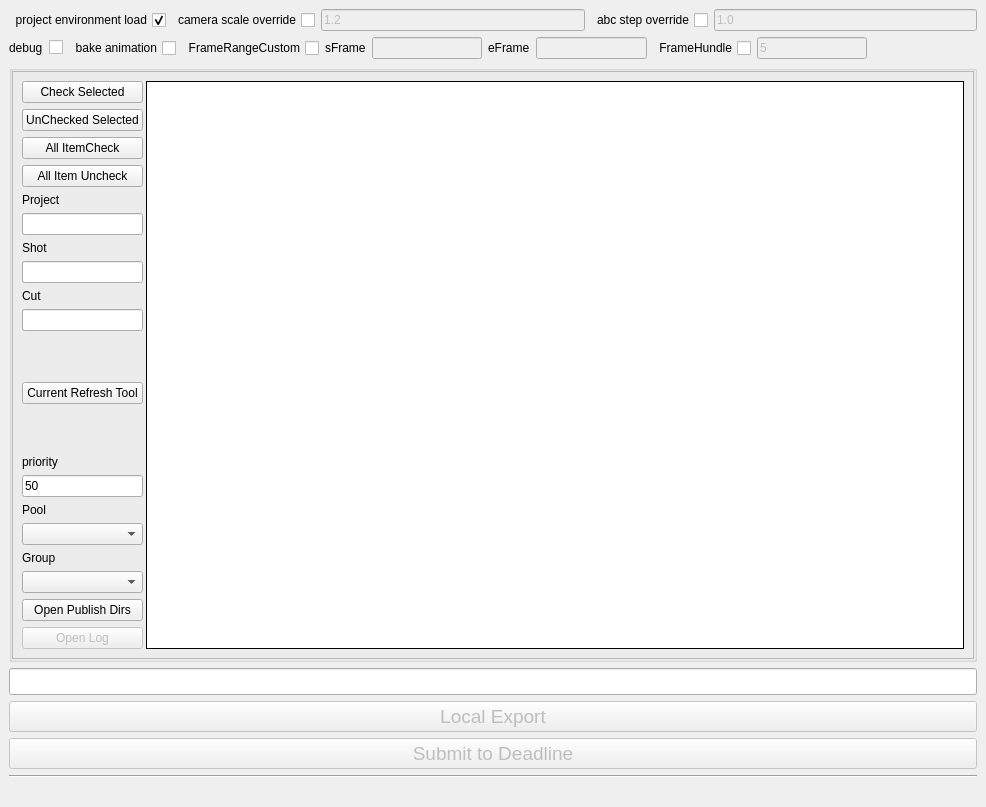
Above: pycode/Exp_gui.ui from n-designdev/ND_AssetExporter before the change. Below: the same form after it.
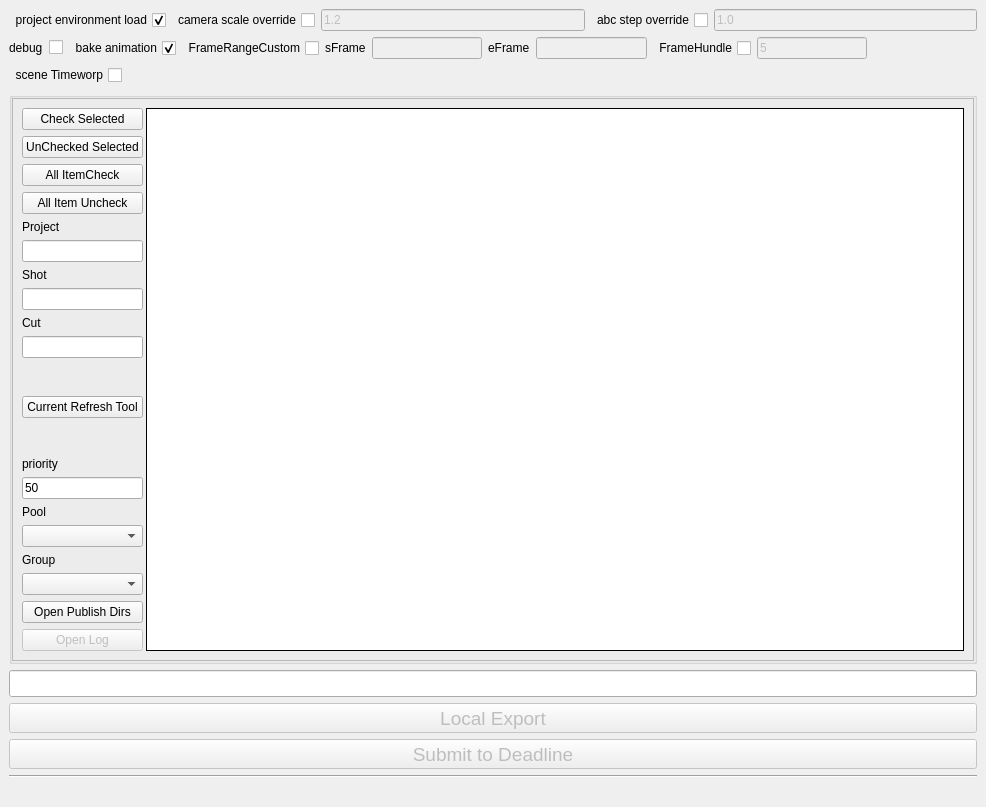
That is the form after the change.

```diff
--- a/pycode/Exp_gui.ui
+++ b/pycode/Exp_gui.ui
@@ -199,7 +199,7 @@
          <string>bake animation</string>
         </property>
         <property name="checked">
-         <bool>false</bool>
+         <bool>true</bool>
         </property>
        </widget>
       </item>
@@ -288,6 +288,42 @@
       </item>
      </layout>
     </item>
+    <item>
+     <layout class="QHBoxLayout" name="horizontalLayout_7">
+      <property name="topMargin">
+       <number>0</number>
+      </property>
+      <property name="bottomMargin">
+       <number>1</number>
+      </property>
+      <item>
+       <widget class="QCheckBox" name="scene_timeworp_check">
+        <property name="layoutDirection">
+         <enum>Qt::RightToLeft</enum>
+        </property>
+        <property name="text">
+         <string>scene Timeworp</string>
+        </property>
+        <property name="checked">
+         <bool>false</bool>
+        </property>
+       </widget>
+      </item>
+      <item>
+       <spacer name="horizontalSpacer_3">
+        <property name="orientation">
+         <enum>Qt::Horizontal</enum>
+        </property>
+        <property name="sizeHint" stdset="0">
+         <size>
+          <width>40</width>
+          <height>20</height>
+         </size>
+        </property>
+       </spacer>
+      </item>
+     </layout>
+    </item>
     <item>
      <widget class="QGroupBox" name="group_box">
       <property name="acceptDrops">
```
